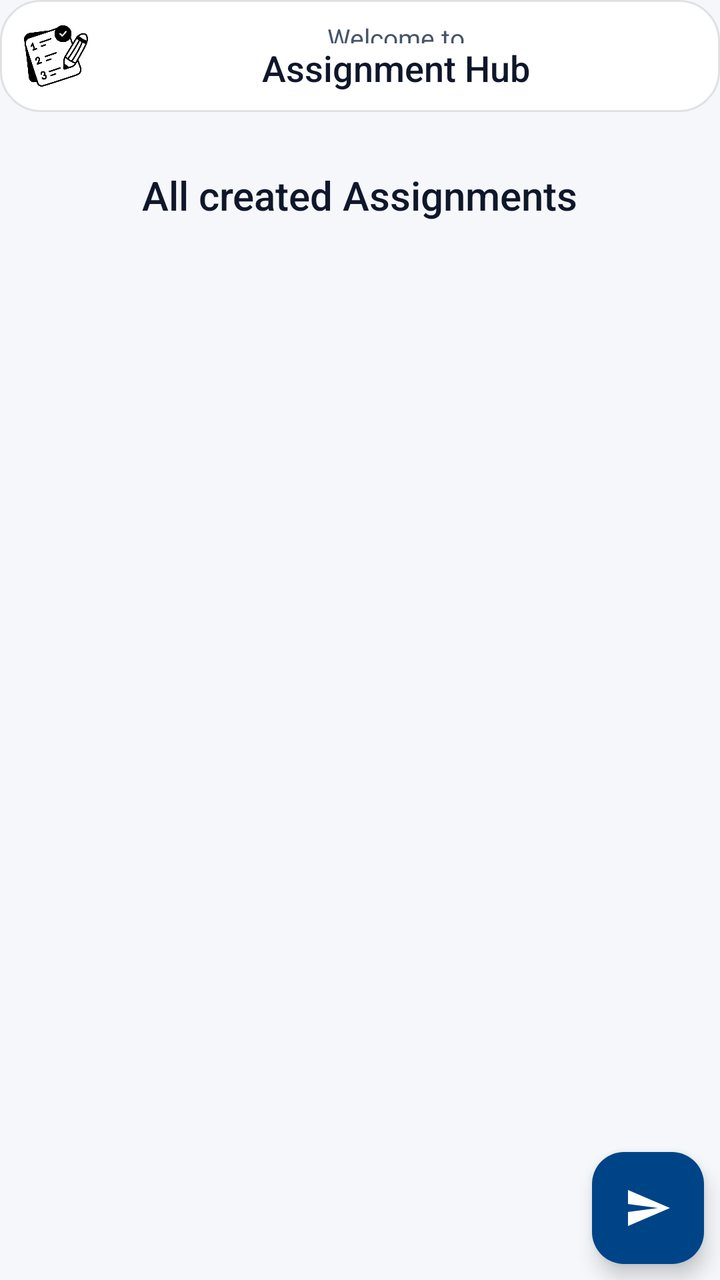
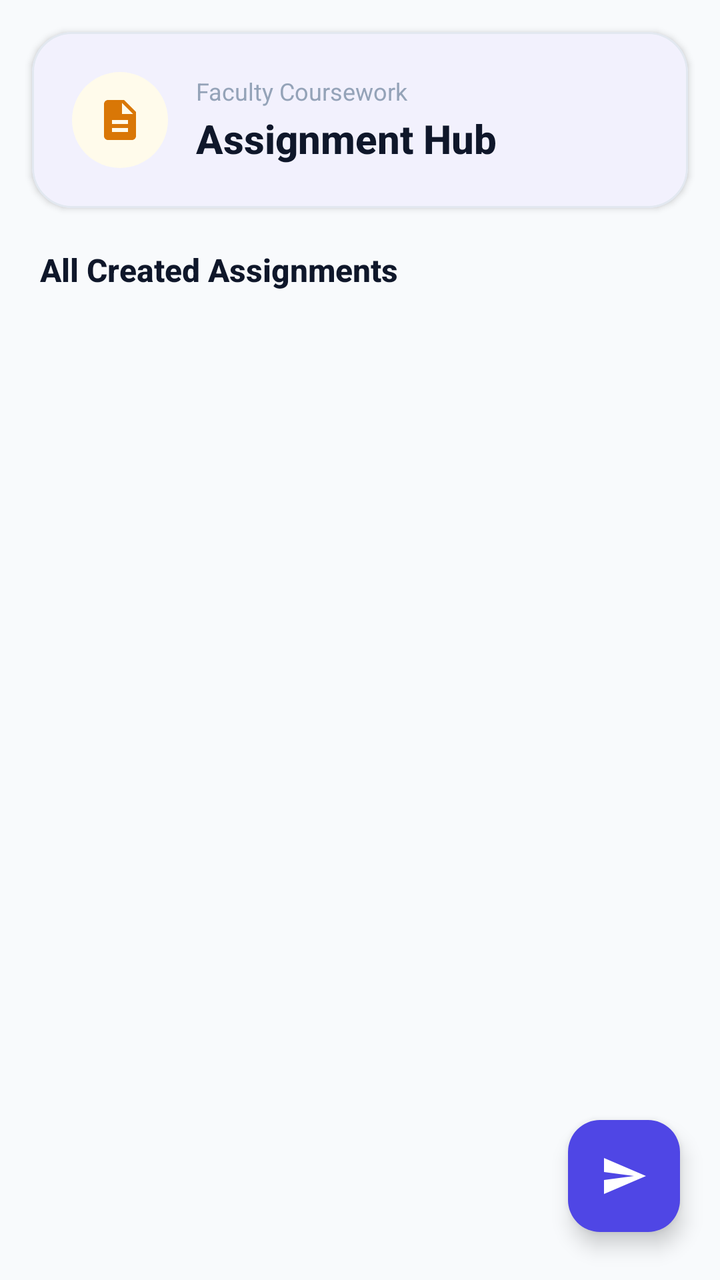

Compare the two renders of this Android layout. The source of the first and the diff that turns it into the second are given below.
<!-- AndroidManifest.xml: application theme Theme.Reater -->
<!-- res/layout/fragment_teacher_assignment.xml -->
<?xml version="1.0" encoding="utf-8"?>
<androidx.constraintlayout.widget.ConstraintLayout
    xmlns:android="http://schemas.android.com/apk/res/android"
    xmlns:app="http://schemas.android.com/apk/res-auto"
    xmlns:tools="http://schemas.android.com/tools"
    android:layout_width="match_parent"
    android:layout_height="match_parent"
    android:background="?android:attr/colorBackground"

    tools:context=".teacherapp.fragments.TeacherAssignments.TeacherAssignmentFragment">


    <TextView
        android:id="@+id/textView67"
        android:layout_width="wrap_content"
        android:layout_height="wrap_content"

        android:layout_marginTop="20dp"
        android:padding="8dp"
        android:text="All created Assignments"
        android:textColor="?attr/colorOnSurface"
        android:textSize="20sp"
        android:fontFamily="sans-serif-medium"
        app:layout_constraintEnd_toEndOf="parent"
        app:layout_constraintStart_toStartOf="parent"
        app:layout_constraintTop_toBottomOf="@+id/constraintLayout7" />

    <androidx.recyclerview.widget.RecyclerView
        android:id="@+id/teacherRV"
        android:layout_width="0dp"
        android:layout_height="0dp"
        android:layout_marginStart="8dp"
        android:layout_marginTop="12dp"
        android:layout_marginEnd="8dp"
        android:clipToPadding="false"
        android:paddingBottom="16dp"
        app:layout_constraintBottom_toBottomOf="parent"
        app:layout_constraintEnd_toEndOf="parent"
        app:layout_constraintStart_toStartOf="parent"
        app:layout_constraintTop_toBottomOf="@+id/textView67" />

    <com.google.android.material.floatingactionbutton.FloatingActionButton
        android:id="@+id/floatingActionButton"
        android:layout_width="wrap_content"
        android:layout_height="wrap_content"
        android:layout_marginEnd="8dp"
        android:layout_marginBottom="8dp"
        android:clickable="true"
        android:src="@drawable/ic_baseline_send_24"
        app:layout_constraintBottom_toBottomOf="parent"
        app:layout_constraintEnd_toEndOf="parent" />

    <androidx.constraintlayout.widget.ConstraintLayout
        android:background="@drawable/rbc_rec"
        android:id="@+id/constraintLayout7"
        android:layout_width="0dp"
        android:layout_height="wrap_content"
        android:padding="10dp"
        app:layout_constraintEnd_toEndOf="parent"
        app:layout_constraintHorizontal_bias="0.0"
        app:layout_constraintStart_toStartOf="parent"
        app:layout_constraintTop_toTopOf="parent">

        <ImageView
            android:id="@+id/imageView41"
            android:layout_width="36dp"
            android:layout_height="36dp"
            android:src="@drawable/homework"
            app:layout_constraintBottom_toBottomOf="parent"
            app:layout_constraintStart_toStartOf="parent"
            app:layout_constraintTop_toTopOf="parent" />

        <TextView
            android:id="@+id/textView72"
            android:layout_width="0dp"
            android:layout_height="wrap_content"
            android:gravity="center"
            android:text="Assignment Hub"
            android:textColor="?attr/colorOnSurface"
            android:textSize="18sp"
            android:fontFamily="sans-serif-medium"
            app:layout_constraintBottom_toBottomOf="parent"
            app:layout_constraintEnd_toEndOf="parent"
            app:layout_constraintStart_toEndOf="@+id/imageView41" />

        <TextView

            android:id="@+id/textView73"
            android:layout_width="0dp"
            android:layout_height="0dp"
            android:gravity="center"
            android:text="Welcome to"
            android:textColor="?attr/colorOnSurfaceVariant"
            android:textSize="13sp"
            android:fontFamily="sans-serif"
            app:layout_constraintBottom_toTopOf="@+id/textView72"
            app:layout_constraintEnd_toEndOf="parent"
            app:layout_constraintStart_toEndOf="@+id/imageView41"
            app:layout_constraintTop_toTopOf="parent" />
    </androidx.constraintlayout.widget.ConstraintLayout>
</androidx.constraintlayout.widget.ConstraintLayout>
<!-- resources referenced by this layout -->
<resources>
  <!-- drawable homework: png bitmap (drawable-v24, 24551 bytes) -->
  <!-- drawable ic_baseline_send_24 (drawable) -->
  <vector xmlns:android="http://schemas.android.com/apk/res/android"
      android:width="24dp"
      android:height="24dp"
      android:viewportWidth="24"
      android:viewportHeight="24"
      android:tint="@color/colorOnPrimary"
      android:autoMirrored="true">
    <path
        android:fillColor="@color/colorPrimary"
        android:pathData="M2.01,21L23,12 2.01,3 2,10l15,2 -15,2z"/>
  </vector>
  <!-- drawable rbc_rec (drawable) -->
  <?xml version="1.0" encoding="utf-8"?>
  <shape xmlns:android="http://schemas.android.com/apk/res/android">
      <solid android:color="@color/colorSurface" />
      <corners android:radius="20dp" />
      <stroke
          android:color="#1A000000"
          android:width="1dp" />
  </shape>
  <style name="Theme.Reater" parent="Theme.Material3.DayNight.NoActionBar">
          
          <item name="colorPrimary">@color/iiitu_navy</item>
          <item name="colorOnPrimary">@color/iiitu_white</item>
          <item name="colorPrimaryContainer">@color/iiitu_navy_light</item>
          <item name="colorOnPrimaryContainer">@color/iiitu_white</item>
          <item name="colorSecondary">@color/iiitu_accent</item>
          <item name="colorOnSecondary">@color/iiitu_white</item>
          <item name="colorSecondaryContainer">@color/iiitu_navy_dark</item>
          <item name="colorOnSecondaryContainer">@color/iiitu_white</item>
          <item name="colorTertiary">@color/iiitu_gold</item>
          <item name="colorOnTertiary">@color/iiitu_navy_dark</item>
          <item name="colorTertiaryContainer">@color/iiitu_gold_light</item>
          <item name="colorOnTertiaryContainer">@color/iiitu_navy</item>
          <item name="colorError">@color/colorError</item>
          <item name="colorOnError">@color/colorOnError</item>
          <item name="colorSurface">@color/iiitu_white</item>
          <item name="colorOnSurface">@color/premium_text_primary</item>
          <item name="colorSurfaceVariant">@color/iiitu_light_bg</item>
          <item name="colorOnSurfaceVariant">@color/premium_text_secondary</item>
  
          
          <item name="android:colorBackground">@color/iiitu_light_bg</item>
          <item name="android:statusBarColor" tools:targetApi="l">@color/iiitu_navy</item>
  
          
          <item name="android:fontFamily">sans-serif</item>
      </style>
  <color name="colorOnPrimary">#FFFFFF</color>
  <color name="colorPrimary">#1976D2</color>
  <color name="colorSurface">#FFFFFF</color>
  <color name="iiitu_navy">#003366</color>
  <color name="iiitu_white">#FFFFFF</color>
  <color name="iiitu_navy_light">#004488</color>
  <color name="iiitu_accent">#0066CC</color>
  <color name="iiitu_navy_dark">#002244</color>
  <color name="iiitu_gold">#FFB81C</color>
  <color name="iiitu_gold_light">#FFC94D</color>
  <color name="colorError">#D32F2F</color>
  <color name="colorOnError">#FFFFFF</color>
  <color name="premium_text_primary">#0F172A</color>
  <color name="iiitu_light_bg">#F5F7FA</color>
  <color name="premium_text_secondary">#475569</color>
</resources>

<!-- the commit's change to res/layout/fragment_teacher_assignment.xml (unified diff, before → after) -->
@@ -5,97 +5,127 @@
     xmlns:tools="http://schemas.android.com/tools"
     android:layout_width="match_parent"
     android:layout_height="match_parent"
-    android:background="?android:attr/colorBackground"
-
+    android:background="@color/academic_canvas"
     tools:context=".teacherapp.fragments.TeacherAssignments.TeacherAssignmentFragment">
 
+    
+    <com.google.android.material.card.MaterialCardView
+        android:id="@+id/constraintLayout7"
+        android:layout_width="0dp"
+        android:layout_height="wrap_content"
+        android:layout_marginHorizontal="16dp"
+        android:layout_marginTop="16dp"
+        app:cardBackgroundColor="@color/academic_card"
+        app:cardCornerRadius="20dp"
+        app:cardElevation="2dp"
+        app:strokeColor="@color/academic_stroke"
+        app:strokeWidth="1dp"
+        app:layout_constraintEnd_toEndOf="parent"
+        app:layout_constraintStart_toStartOf="parent"
+        app:layout_constraintTop_toTopOf="parent">
 
+        <androidx.constraintlayout.widget.ConstraintLayout
+            android:layout_width="match_parent"
+            android:layout_height="wrap_content"
+            android:padding="20dp">
+
+            <FrameLayout
+                android:id="@+id/icon_card_container"
+                android:layout_width="48dp"
+                android:layout_height="48dp"
+                android:background="@drawable/circle_white_bg"
+                android:backgroundTint="@color/badge_amber_bg"
+                app:layout_constraintBottom_toBottomOf="parent"
+                app:layout_constraintStart_toStartOf="parent"
+                app:layout_constraintTop_toTopOf="parent">
+
+                <ImageView
+                    android:id="@+id/imageView41"
+                    android:layout_width="24dp"
+                    android:layout_height="24dp"
+                    android:layout_gravity="center"
+                    app:tint="@color/badge_amber_tint"
+                    android:src="@drawable/ic_baseline_insert_drive_file_24" />
+            </FrameLayout>
+
+            <LinearLayout
+                android:layout_width="0dp"
+                android:layout_height="wrap_content"
+                android:layout_marginStart="14dp"
+                android:orientation="vertical"
+                app:layout_constraintBottom_toBottomOf="parent"
+                app:layout_constraintEnd_toEndOf="parent"
+                app:layout_constraintStart_toEndOf="@+id/icon_card_container"
+                app:layout_constraintTop_toTopOf="parent">
+
+                <TextView
+                    android:id="@+id/textView73"
+                    android:layout_width="wrap_content"
+                    android:layout_height="wrap_content"
+                    android:fontFamily="sans-serif"
+                    android:text="Faculty Coursework"
+                    android:textColor="@color/academic_text_muted"
+                    android:textSize="12sp" />
+
+                <TextView
+                    android:id="@+id/textView72"
+                    android:layout_width="wrap_content"
+                    android:layout_height="wrap_content"
+                    android:layout_marginTop="2dp"
+                    android:fontFamily="sans-serif-medium"
+                    android:text="Assignment Hub"
+                    android:textColor="@color/academic_text_primary"
+                    android:textSize="20sp"
+                    android:textStyle="bold" />
+            </LinearLayout>
+
+        </androidx.constraintlayout.widget.ConstraintLayout>
+    </com.google.android.material.card.MaterialCardView>
+
+    
     <TextView
         android:id="@+id/textView67"
-        android:layout_width="wrap_content"
+        android:layout_width="0dp"
         android:layout_height="wrap_content"
-
+        android:layout_marginStart="20dp"
         android:layout_marginTop="20dp"
-        android:padding="8dp"
-        android:text="All created Assignments"
-        android:textColor="?attr/colorOnSurface"
-        android:textSize="20sp"
+        android:layout_marginEnd="20dp"
         android:fontFamily="sans-serif-medium"
+        android:text="All Created Assignments"
+        android:textColor="@color/academic_text_primary"
+        android:textSize="16sp"
+        android:textStyle="bold"
         app:layout_constraintEnd_toEndOf="parent"
         app:layout_constraintStart_toStartOf="parent"
         app:layout_constraintTop_toBottomOf="@+id/constraintLayout7" />
 
+    
     <androidx.recyclerview.widget.RecyclerView
         android:id="@+id/teacherRV"
         android:layout_width="0dp"
         android:layout_height="0dp"
-        android:layout_marginStart="8dp"
-        android:layout_marginTop="12dp"
-        android:layout_marginEnd="8dp"
+        android:layout_marginTop="10dp"
         android:clipToPadding="false"
-        android:paddingBottom="16dp"
+        android:paddingBottom="80dp"
         app:layout_constraintBottom_toBottomOf="parent"
         app:layout_constraintEnd_toEndOf="parent"
         app:layout_constraintStart_toStartOf="parent"
         app:layout_constraintTop_toBottomOf="@+id/textView67" />
 
+    
     <com.google.android.material.floatingactionbutton.FloatingActionButton
         android:id="@+id/floatingActionButton"
         android:layout_width="wrap_content"
         android:layout_height="wrap_content"
-        android:layout_marginEnd="8dp"
-        android:layout_marginBottom="8dp"
+        android:layout_marginEnd="20dp"
+        android:layout_marginBottom="24dp"
         android:clickable="true"
-        android:src="@drawable/ic_baseline_send_24"
+        android:focusable="true"
+        app:backgroundTint="@color/academic_indigo"
+        app:elevation="6dp"
+        app:srcCompat="@drawable/ic_baseline_send_24"
+        app:tint="@android:color/white"
         app:layout_constraintBottom_toBottomOf="parent"
         app:layout_constraintEnd_toEndOf="parent" />
 
-    <androidx.constraintlayout.widget.ConstraintLayout
-        android:background="@drawable/rbc_rec"
-        android:id="@+id/constraintLayout7"
-        android:layout_width="0dp"
-        android:layout_height="wrap_content"
-        android:padding="10dp"
-        app:layout_constraintEnd_toEndOf="parent"
-        app:layout_constraintHorizontal_bias="0.0"
-        app:layout_constraintStart_toStartOf="parent"
-        app:layout_constraintTop_toTopOf="parent">
-
-        <ImageView
-            android:id="@+id/imageView41"
-            android:layout_width="36dp"
-            android:layout_height="36dp"
-            android:src="@drawable/homework"
-            app:layout_constraintBottom_toBottomOf="parent"
-            app:layout_constraintStart_toStartOf="parent"
-            app:layout_constraintTop_toTopOf="parent" />
-
-        <TextView
-            android:id="@+id/textView72"
-            android:layout_width="0dp"
-            android:layout_height="wrap_content"
-            android:gravity="center"
-            android:text="Assignment Hub"
-            android:textColor="?attr/colorOnSurface"
-            android:textSize="18sp"
-            android:fontFamily="sans-serif-medium"
-            app:layout_constraintBottom_toBottomOf="parent"
-            app:layout_constraintEnd_toEndOf="parent"
-            app:layout_constraintStart_toEndOf="@+id/imageView41" />
-
-        <TextView
-
-            android:id="@+id/textView73"
-            android:layout_width="0dp"
-            android:layout_height="0dp"
-            android:gravity="center"
-            android:text="Welcome to"
-            android:textColor="?attr/colorOnSurfaceVariant"
-            android:textSize="13sp"
-            android:fontFamily="sans-serif"
-            app:layout_constraintBottom_toTopOf="@+id/textView72"
-            app:layout_constraintEnd_toEndOf="parent"
-            app:layout_constraintStart_toEndOf="@+id/imageView41"
-            app:layout_constraintTop_toTopOf="parent" />
-    </androidx.constraintlayout.widget.ConstraintLayout>
 </androidx.constraintlayout.widget.ConstraintLayout>
<!-- resource entries referenced after the edit -->
@@ -1,6 +1,29 @@
 <!-- resources referenced by this layout -->
 <resources>
-  <!-- drawable homework: png bitmap (drawable-v24, 24551 bytes) -->
+  <color name="academic_canvas">#F8FAFC</color>
+  <color name="academic_card">#FFFFFF</color>
+  <color name="academic_indigo">#4F46E5</color>
+  <color name="academic_stroke">#E2E8F0</color>
+  <color name="academic_text_muted">#94A3B8</color>
+  <color name="academic_text_primary">#0F172A</color>
+  <color name="badge_amber_bg">#FFFBEB</color>
+  <color name="badge_amber_tint">#D97706</color>
+  <!-- drawable circle_white_bg (drawable) -->
+  <?xml version="1.0" encoding="utf-8"?>
+  <shape xmlns:android="http://schemas.android.com/apk/res/android"
+      android:shape="oval">
+      <solid android:color="@android:color/white"/>
+  </shape>
+  <!-- drawable ic_baseline_insert_drive_file_24 (drawable) -->
+  ﻿<vector xmlns:android="http://schemas.android.com/apk/res/android"
+      android:width="24dp"
+      android:height="24dp"
+      android:viewportWidth="24.0"
+      android:viewportHeight="24.0">
+      <path
+          android:fillColor="#FF000000"
+          android:pathData="M14,2H6C4.9,2 4.01,2.9 4.01,4L4,20c0,1.1 0.89,2 1.99,2H18c1.1,0 2,-0.9 2,-2V8L14,2zM16,18H8V16h8v2zM16,14H8V12h8v2zM13,9V3.5L18.5,9H13z"/>
+  </vector>
   <!-- drawable ic_baseline_send_24 (drawable) -->
   <vector xmlns:android="http://schemas.android.com/apk/res/android"
       android:width="24dp"
@@ -13,57 +36,46 @@
         android:fillColor="@color/colorPrimary"
         android:pathData="M2.01,21L23,12 2.01,3 2,10l15,2 -15,2z"/>
   </vector>
-  <!-- drawable rbc_rec (drawable) -->
-  <?xml version="1.0" encoding="utf-8"?>
-  <shape xmlns:android="http://schemas.android.com/apk/res/android">
-      <solid android:color="@color/colorSurface" />
-      <corners android:radius="20dp" />
-      <stroke
-          android:color="#1A000000"
-          android:width="1dp" />
-  </shape>
   <style name="Theme.Reater" parent="Theme.Material3.DayNight.NoActionBar">
           
-          <item name="colorPrimary">@color/iiitu_navy</item>
-          <item name="colorOnPrimary">@color/iiitu_white</item>
-          <item name="colorPrimaryContainer">@color/iiitu_navy_light</item>
-          <item name="colorOnPrimaryContainer">@color/iiitu_white</item>
-          <item name="colorSecondary">@color/iiitu_accent</item>
-          <item name="colorOnSecondary">@color/iiitu_white</item>
-          <item name="colorSecondaryContainer">@color/iiitu_navy_dark</item>
-          <item name="colorOnSecondaryContainer">@color/iiitu_white</item>
-          <item name="colorTertiary">@color/iiitu_gold</item>
-          <item name="colorOnTertiary">@color/iiitu_navy_dark</item>
-          <item name="colorTertiaryContainer">@color/iiitu_gold_light</item>
-          <item name="colorOnTertiaryContainer">@color/iiitu_navy</item>
+          <item name="colorPrimary">@color/academic_indigo</item>
+          <item name="colorOnPrimary">@color/white</item>
+          <item name="colorPrimaryContainer">@color/academic_indigo_bg</item>
+          <item name="colorOnPrimaryContainer">@color/academic_indigo</item>
+          <item name="colorSecondary">@color/academic_emerald</item>
+          <item name="colorOnSecondary">@color/white</item>
+          <item name="colorSecondaryContainer">@color/academic_emerald_bg</item>
+          <item name="colorOnSecondaryContainer">@color/academic_emerald</item>
+          <item name="colorTertiary">@color/academic_amber</item>
+          <item name="colorOnTertiary">@color/white</item>
+          <item name="colorTertiaryContainer">@color/academic_amber_bg</item>
+          <item name="colorOnTertiaryContainer">@color/academic_amber</item>
           <item name="colorError">@color/colorError</item>
           <item name="colorOnError">@color/colorOnError</item>
-          <item name="colorSurface">@color/iiitu_white</item>
-          <item name="colorOnSurface">@color/premium_text_primary</item>
-          <item name="colorSurfaceVariant">@color/iiitu_light_bg</item>
-          <item name="colorOnSurfaceVariant">@color/premium_text_secondary</item>
+          <item name="colorSurface">@color/academic_card</item>
+          <item name="colorOnSurface">@color/academic_text_primary</item>
+          <item name="colorSurfaceVariant">@color/academic_stroke_light</item>
+          <item name="colorOnSurfaceVariant">@color/academic_text_secondary</item>
   
           
-          <item name="android:colorBackground">@color/iiitu_light_bg</item>
-          <item name="android:statusBarColor" tools:targetApi="l">@color/iiitu_navy</item>
+          <item name="android:colorBackground">@color/academic_canvas</item>
+          <item name="android:statusBarColor" tools:targetApi="m">@color/academic_canvas</item>
+          <item name="android:windowLightStatusBar" tools:targetApi="m">true</item>
   
           
           <item name="android:fontFamily">sans-serif</item>
       </style>
   <color name="colorOnPrimary">#FFFFFF</color>
   <color name="colorPrimary">#1976D2</color>
-  <color name="colorSurface">#FFFFFF</color>
-  <color name="iiitu_navy">#003366</color>
-  <color name="iiitu_white">#FFFFFF</color>
-  <color name="iiitu_navy_light">#004488</color>
-  <color name="iiitu_accent">#0066CC</color>
-  <color name="iiitu_navy_dark">#002244</color>
-  <color name="iiitu_gold">#FFB81C</color>
-  <color name="iiitu_gold_light">#FFC94D</color>
+  <color name="white">#FFFFFF</color>
+  <color name="academic_indigo_bg">#EEF2FF</color>
+  <color name="academic_emerald">#059669</color>
+  <color name="academic_emerald_bg">#ECFDF5</color>
+  <color name="academic_amber">#D97706</color>
+  <color name="academic_amber_bg">#FFFBEB</color>
   <color name="colorError">#D32F2F</color>
   <color name="colorOnError">#FFFFFF</color>
-  <color name="premium_text_primary">#0F172A</color>
-  <color name="iiitu_light_bg">#F5F7FA</color>
-  <color name="premium_text_secondary">#475569</color>
+  <color name="academic_stroke_light">#F1F5F9</color>
+  <color name="academic_text_secondary">#64748B</color>
 </resources>
 
